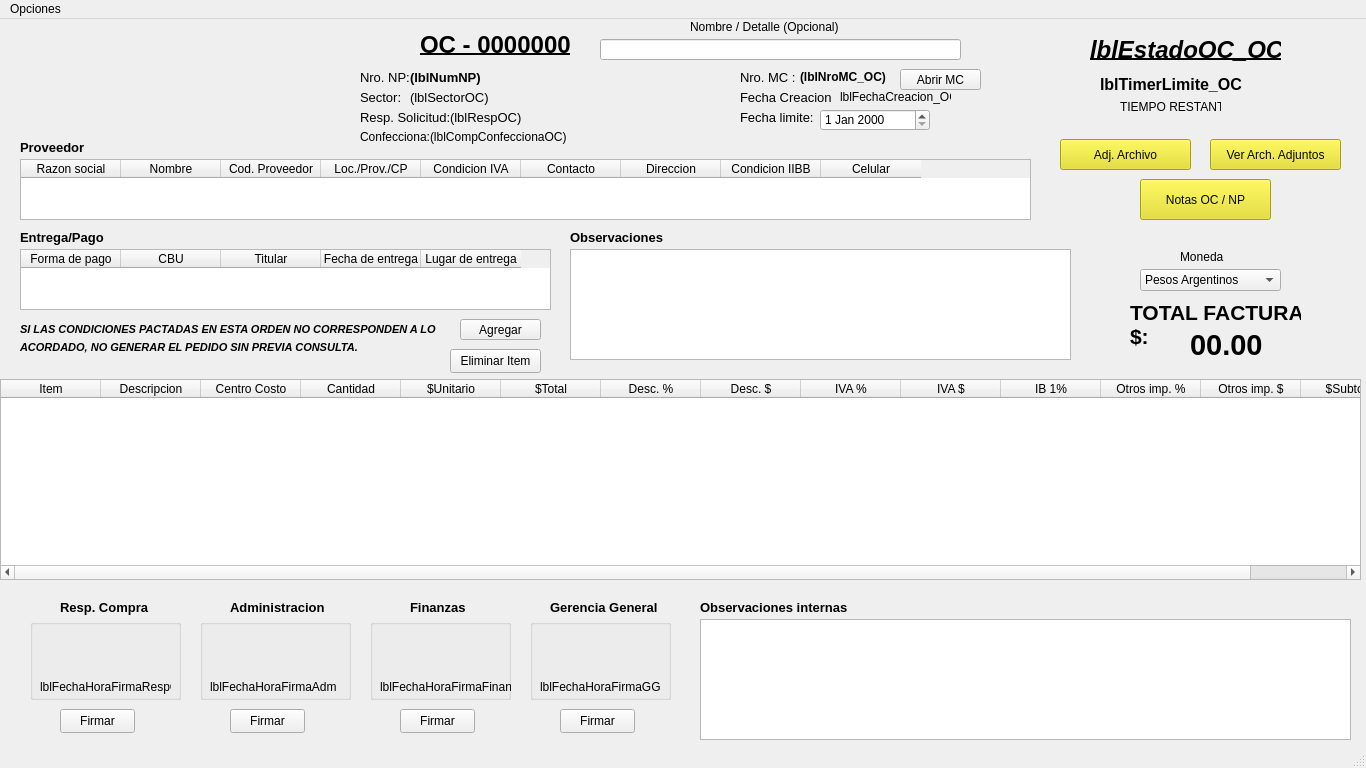
The window that editar_oc.ui (AyeQuinteros15/DemoPracticas) describes before a commit, drawn with Qt 5.
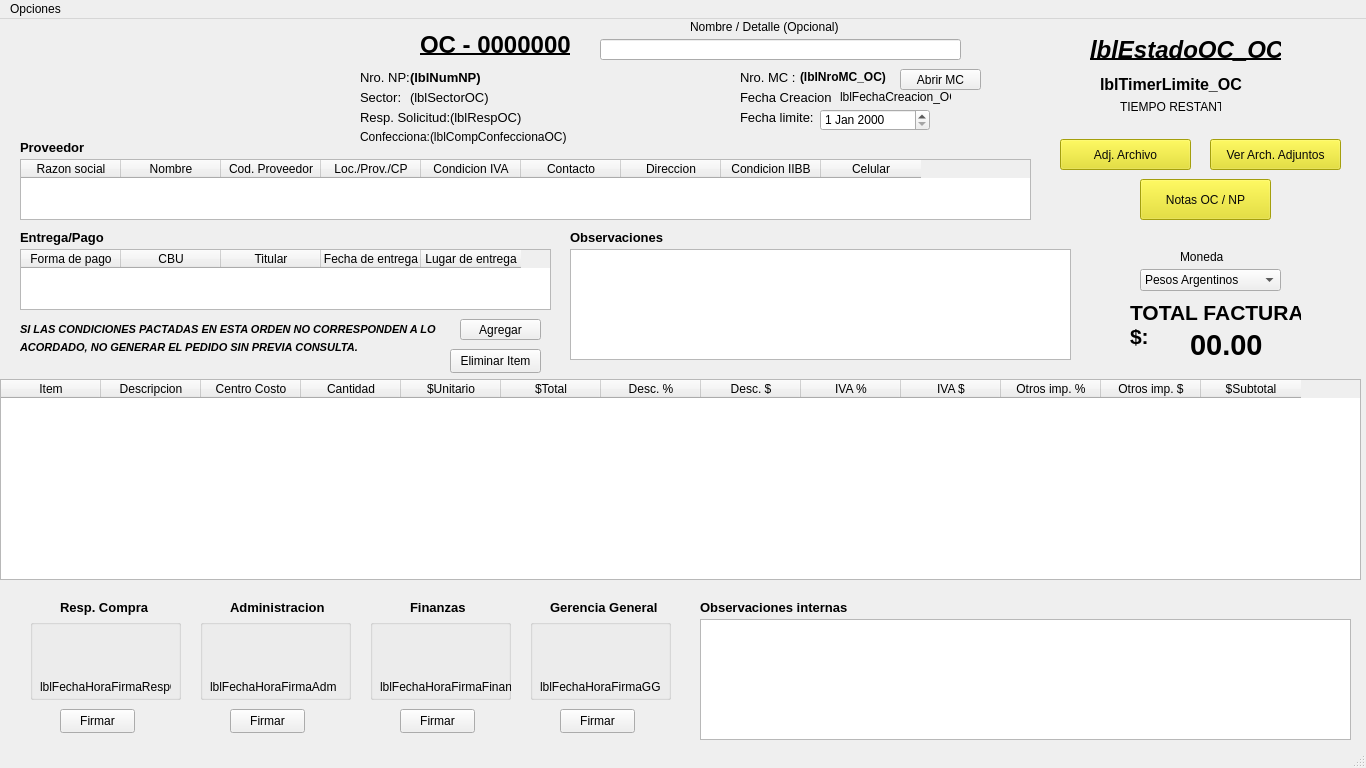
The same window after the commit. Icons and pictures are not drawn.

```diff
--- a/editar_oc.ui
+++ b/editar_oc.ui
@@ -148,11 +148,6 @@
       <string>IVA $</string>
      </property>
     </column>
-    <column>
-     <property name="text">
-      <string>IB 1%</string>
-     </property>
-    </column>
     <column>
      <property name="text">
       <string>Otros imp. %</string>
```
Left out of the diff: 16 changed lines with no effect on the pictures.
